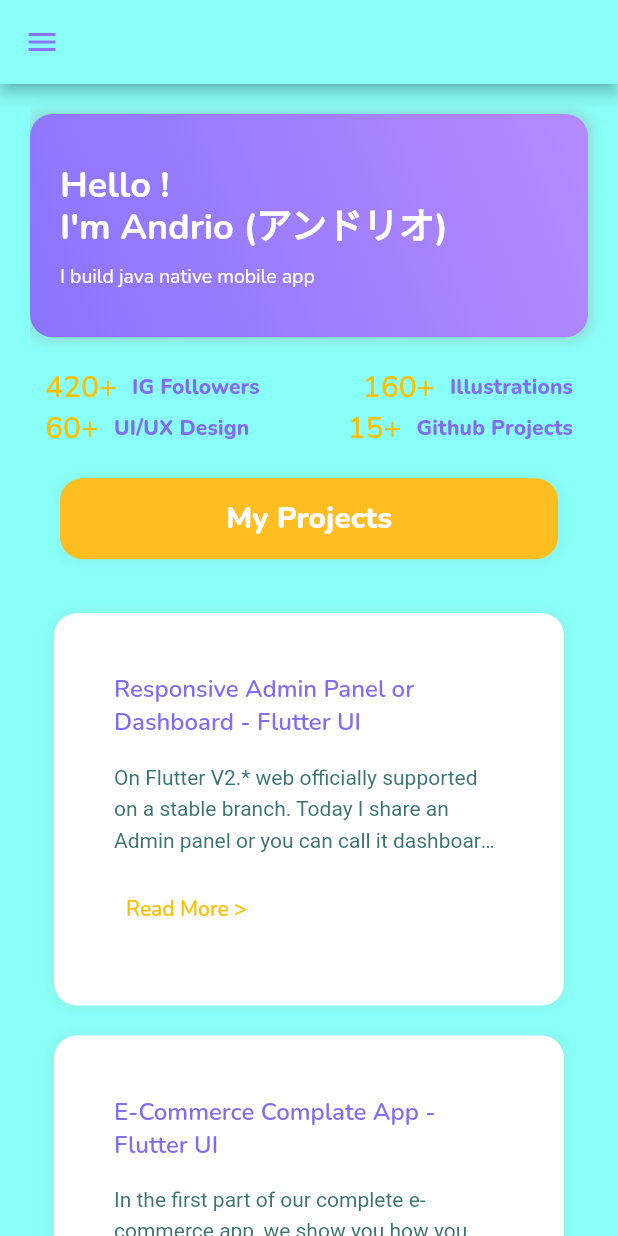
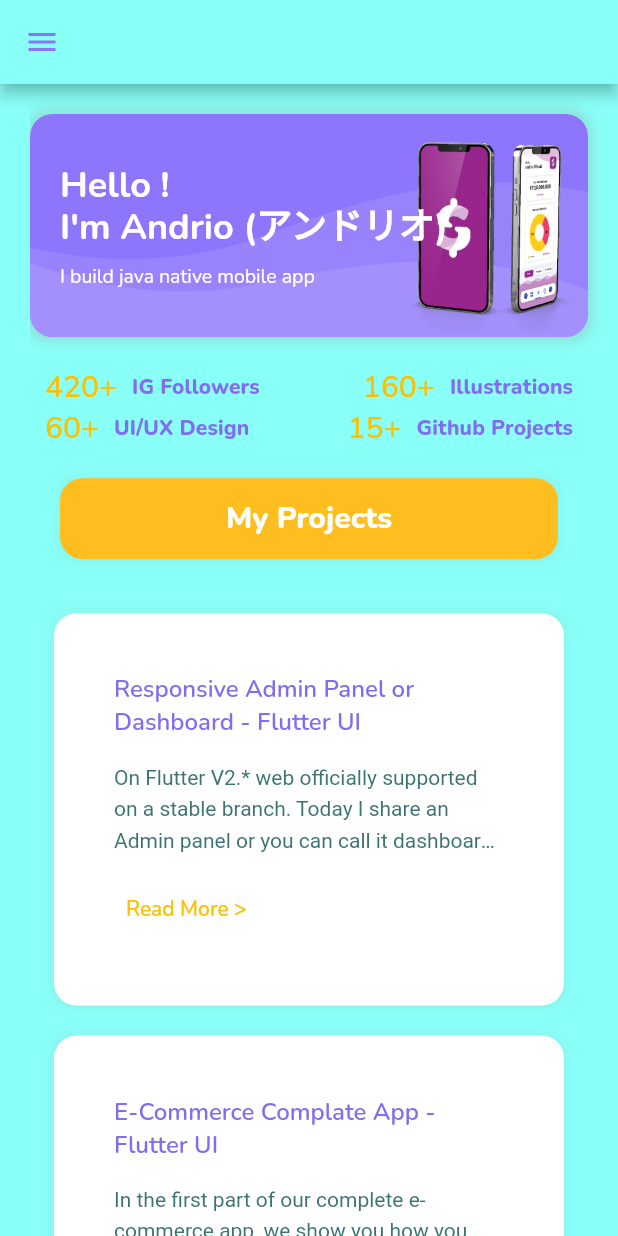
Before and after one commit to Andrioeffendi31/portfolio_web_app, a Flutter app: the screen it shows after launch, on a phone screen of 412 x 824 dp. Run offline on Flutter 3.47's test engine with Material 2 defaults, Android fonts, the phone set to English and light mode, and no system bars; drawn by our look-alikes of animated_text_kit; our stand-ins replace flutter_svg, getwidget, google_fonts.

Commit message:
Add top banner

```diff
--- a/lib/components/text_counter.dart
+++ b/lib/components/text_counter.dart
@@ -17,7 +17,7 @@ class TextCounter extends StatelessWidget {
       duration: defaultDuration,
       builder: (context, value, child) => Text(
         "$value$text",
-        style: Theme.of(context).textTheme.headline6!.copyWith(color: primaryColor),
+        style: Theme.of(context).textTheme.headline6!.copyWith(color: primaryColor, fontWeight: FontWeight.w500),
       ),
     );
   }
--- a/lib/screens/home/components/home_screen_banner.dart
+++ b/lib/screens/home/components/home_screen_banner.dart
@@ -18,16 +18,17 @@ class HomeScreenBanner extends StatelessWidget {
         child: Container(
           decoration: BoxDecoration(
             borderRadius: BorderRadius.circular(15),
-            gradient: LinearGradient(
-              colors: [
-                const Color(0xFF8A74FC),
-                const Color(0xFFB48AFF),
-              ],
-              begin: const FractionalOffset(0.0, 1.0),
-              end: const FractionalOffset(1.0, 0.0),
-              stops: [0.0, 1.0],
-              tileMode: TileMode.clamp,
-            ),
+            // gradient: LinearGradient(
+            //   colors: [
+            //     const Color(0xFF8A74FC),
+            //     const Color(0xFFB48AFF),
+            //   ],
+            //   begin: const FractionalOffset(0.0, 1.0),
+            //   end: const FractionalOffset(1.0, 0.0),
+            //   stops: [0.0, 1.0],
+            //   tileMode: TileMode.clamp,
+            // ),
+            image: DecorationImage(image: AssetImage("assets/images/banner.jpg"), fit: BoxFit.cover),
             boxShadow: [
               BoxShadow(
                 color: Colors.grey.withOpacity(0.3),
@@ -40,10 +41,6 @@ class HomeScreenBanner extends StatelessWidget {
           child: Stack(
             fit: StackFit.expand,
             children: [
-              // Image.asset(
-              //   "assets/images/bg.jpeg",
-              //   fit: BoxFit.cover,
-              // ),
               Padding(
                 padding: Responsive.isMobileLarge(context) ? const EdgeInsets.symmetric(horizontal: defaultPadding) : const EdgeInsets.symmetric(horizontal: defaultPadding * 2),
                 child: Column(
```
Also changed, not shown: assets/images/banner.jpg (added).
